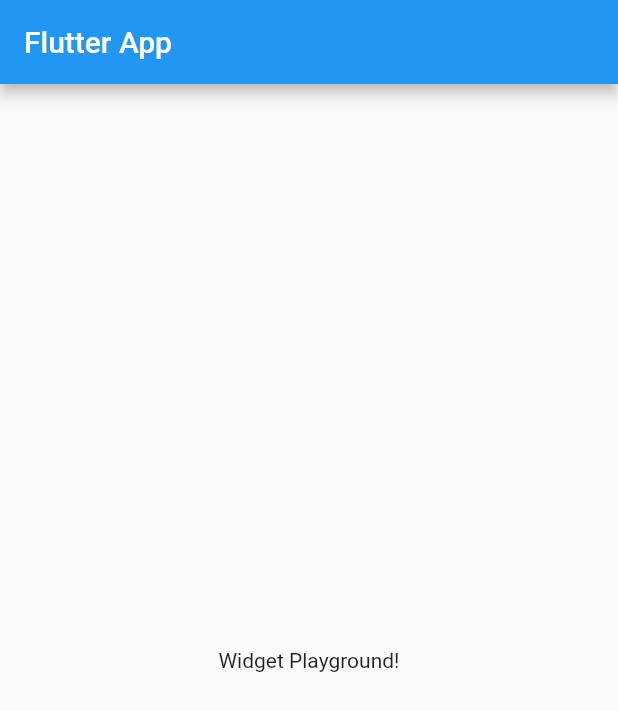
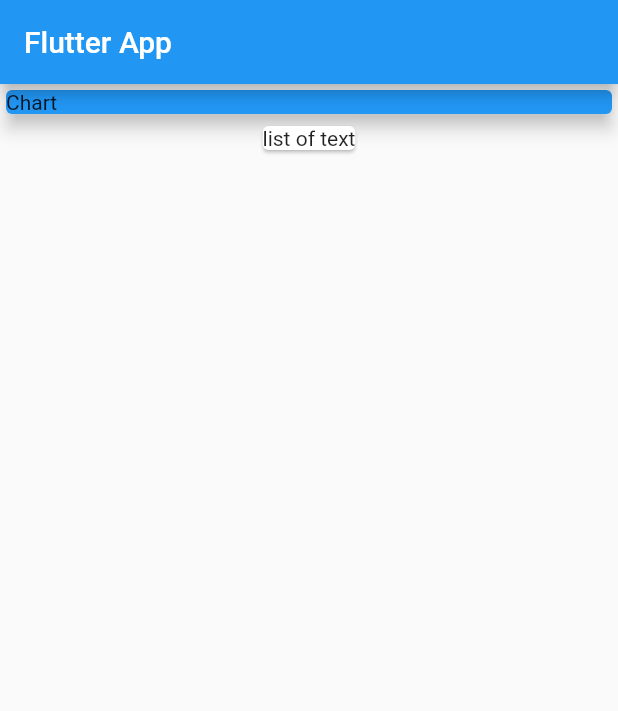
Before and after one commit to rameshbaral/flutter-expense-tracking-app, a Flutter app: the screen it shows after launch, on a phone screen of 412 x 824 dp. Shown: the top 711 px of the screen. Run offline on Flutter 3.47's test engine with Material 2 defaults, Android fonts, the phone set to English and light mode, and no system bars.

Commit message:
added cards

```diff
--- a/lib/main.dart
+++ b/lib/main.dart
@@ -16,12 +16,23 @@ class MyHomePage extends StatelessWidget {
   @override
   Widget build(BuildContext context) {
     return Scaffold(
-      appBar: AppBar(
-        title: Text('Flutter App'),
-      ),
-      body: Center(
-        child: Text('Widget Playground!'),
-      ),
-    );
+        appBar: AppBar(
+          title: Text('Flutter App'),
+        ),
+        body: Column(
+          children: <Widget>[
+            Container(
+              width: double.infinity,
+              child: Card(
+                color: Colors.blue,
+                child: Text("Chart"),
+                elevation: 5,
+              ),
+            ),
+            Card(
+              child: Text("list of text"),
+            )
+          ],
+        ));
   }
 }
```
Also changed, not shown: 1 other file.
